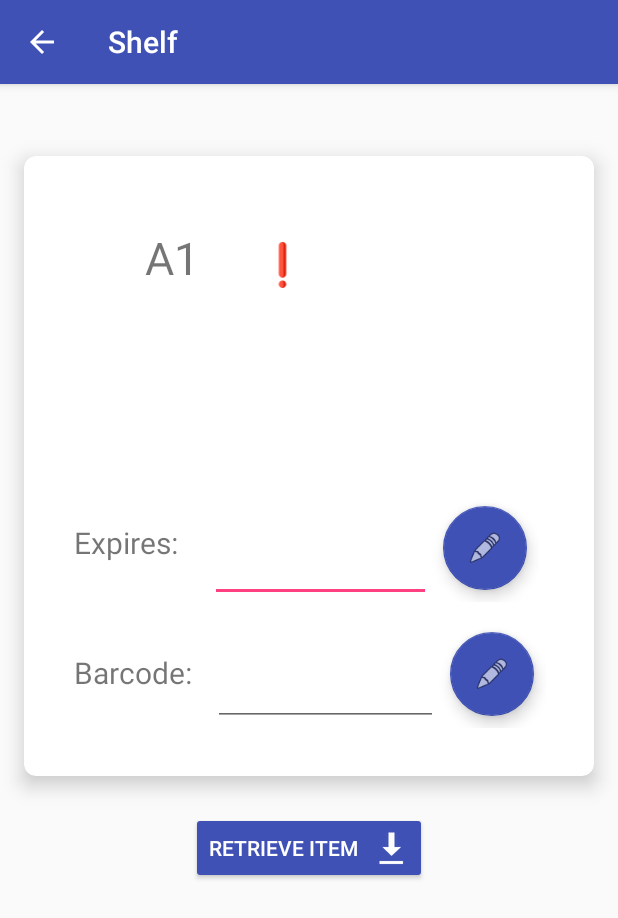
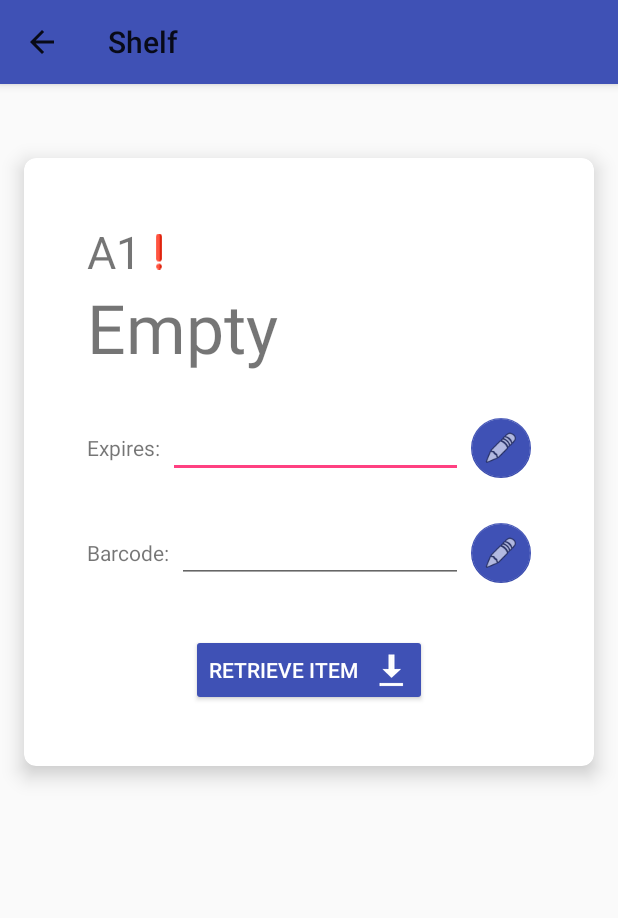
Before and after one commit to Ojasvi-Jalal/SystemDesignProject-Team2, an Android app: the screen it shows after launch (ShelfActivity), after a tap on "A1", on a phone screen of 412 x 824 dp. Shown: the top 918 px of the screen. Run offline under Robolectric (Android 15) with nearby library versions, the light colour scheme and no system bars; libraries missing offline, so code that uses them is left out: org.jetbrains.anko.

Commit message:
Design refinements

```diff
--- a/android-app/app/src/main/java/com/example/ojasvi/roboreachapp/MainActivity.kt
+++ b/android-app/app/src/main/java/com/example/ojasvi/roboreachapp/MainActivity.kt
@@ -7,6 +7,7 @@ import android.support.v7.widget.CardView
 import android.support.v7.widget.LinearLayoutManager
 import android.support.v7.widget.RecyclerView
 import android.support.v4.app.ActivityOptionsCompat
+import android.widget.TextView
 
 
 class MainActivity : AppCompatActivity() {
@@ -26,7 +27,7 @@ class MainActivity : AppCompatActivity() {
         setContentView(R.layout.card_shelves)
         supportActionBar?.title = "RoboReach"
 
-        val a1CardView = findViewById<CardView>(R.id.card)
+        val a1CardView = findViewById<CardView>(R.id.a1_card)
         val a2CardView = findViewById<CardView>(R.id.a2_card)
         val a3CardView = findViewById<CardView>(R.id.a3_card)
         val b1CardView = findViewById<CardView>(R.id.b1_card)
@@ -87,5 +88,9 @@ class MainActivity : AppCompatActivity() {
 
     }
 
+    fun displayShelfInfo() {
+        val a1_id = findViewById<TextView>(R.id.a1_id)
+    }
+
 
 }
--- a/android-app/app/src/main/java/com/example/ojasvi/roboreachapp/ShelfActivity.kt
+++ b/android-app/app/src/main/java/com/example/ojasvi/roboreachapp/ShelfActivity.kt
@@ -1,14 +1,15 @@
 package com.example.ojasvi.roboreachapp
 
-import android.content.Intent
 import android.support.v7.app.AppCompatActivity
 import android.os.Bundle
 import android.view.MenuItem
-import android.widget.Button
 import android.widget.EditText
 import android.support.design.widget.FloatingActionButton
+import android.widget.Button
 import android.widget.TextView
+import org.jetbrains.anko.indeterminateProgressDialog
 import java.time.format.DateTimeFormatter
+import java.util.*
 
 class ShelfActivity : AppCompatActivity() {
 
@@ -22,6 +23,18 @@ class ShelfActivity : AppCompatActivity() {
 
         getShelfData()
 
+        val retrieveButton = findViewById<Button>(R.id.retrieveButton)
+        retrieveButton.setOnClickListener {
+        val progress = indeterminateProgressDialog("Scanning item...")
+            progress.show()
+            progress.setCancelable(false)
+            Timer().schedule(object : TimerTask() {
+                override fun run() {
+                    progress.dismiss()
+                }
+            }, 3000) // fake 3sec delay
+
+        }
 
         // Edit button trigger
         val editButton1 = findViewById<FloatingActionButton>(R.id.editButton1)
@@ -49,7 +62,10 @@ class ShelfActivity : AppCompatActivity() {
         val barcode: EditText = findViewById(R.id.barcode)
 
         shelfName.text = shelf.name
-        itemTitle.text = item?.title
+        when (item) {
+            null -> itemTitle.text = "Empty"
+            else -> itemTitle.text = item.title
+        }
         expirationDate.setText(item?.expiration?.format(DateTimeFormatter.ISO_LOCAL_DATE))
         barcode.setText(item?.barcode)
 
--- a/android-app/app/src/main/res/layout/activity_shelf.xml
+++ b/android-app/app/src/main/res/layout/activity_shelf.xml
@@ -7,7 +7,7 @@
     android:layout_height="match_parent">
 
     <android.support.v7.widget.CardView
-        android:id="@+id/card"
+        android:id="@+id/a1_card"
         android:layout_width="0dp"
         android:layout_height="wrap_content"
         android:layout_columnWeight="1"
@@ -27,11 +27,10 @@
             android:layout_width="match_parent"
             android:layout_height="wrap_content"
             android:layout_marginBottom="32dp"
-            android:layout_marginTop="32dp"
             android:layout_marginEnd="32dp"
             android:layout_marginStart="32dp"
+            android:layout_marginTop="32dp"
             android:orientation="vertical"
-            android:paddingLeft="1dp"
             app:layout_constraintBottom_toBottomOf="parent"
             app:layout_constraintEnd_toEndOf="parent"
             app:layout_constraintStart_toStartOf="parent"
@@ -39,61 +38,62 @@
             app:layout_constraintVertical_bias="0.13999999">
 
             <LinearLayout
-                android:layout_width="178dp"
-                android:layout_height="136dp"
+                android:layout_width="match_parent"
+                android:layout_height="wrap_content"
                 android:orientation="vertical"
-                android:padding="15dp">
+                android:padding="10dp">
 
                 <LinearLayout
-                    android:layout_width="match_parent"
+                    android:layout_width="wrap_content"
                     android:layout_height="wrap_content"
                     android:orientation="horizontal">
 
                     <TextView
                         android:id="@+id/name"
-                        android:layout_width="199dp"
+                        android:layout_width="wrap_content"
                         android:layout_height="wrap_content"
                         android:layout_weight="1"
                         android:gravity="center_vertical|center_horizontal"
                         android:text="A3"
+                        android:textAlignment="viewStart"
                         android:textSize="30sp" />
 
                     <ImageView
                         android:id="@+id/warn"
-                        android:layout_width="match_parent"
+                        android:layout_width="wrap_content"
                         android:layout_height="match_parent"
                         android:layout_weight="1"
-                        android:paddingTop="10sp"
                         android:visibility="visible"
                         app:srcCompat="@drawable/ic_exclamation" />
                 </LinearLayout>
 
                 <TextView
                     android:id="@+id/title"
-                    android:layout_width="148dp"
-                    android:layout_height="66dp"
+                    android:layout_width="match_parent"
+                    android:layout_height="match_parent"
+                    android:layout_marginBottom="10dp"
                     android:autoSizeTextType="uniform"
                     android:gravity="center_vertical|fill_vertical|center_horizontal"
                     android:text="Jam"
-                    android:textSize="50sp" />
+                    android:textAlignment="viewStart"
+                    android:textSize="45sp" />
             </LinearLayout>
 
             <LinearLayout
-                android:layout_width="310dp"
+                android:layout_width="match_parent"
                 android:layout_height="wrap_content"
-                android:layout_marginTop="50dp"
                 android:layout_weight="1"
-                android:orientation="horizontal">
+                android:orientation="horizontal"
+                android:padding="10dp">
 
                 <TextView
                     android:id="@+id/textView6"
-                    android:layout_width="176dp"
+                    android:layout_width="wrap_content"
                     android:layout_height="match_parent"
-                    android:layout_weight="1"
                     android:gravity="center_vertical"
                     android:text="Expires:"
                     android:textAlignment="textStart"
-                    android:textSize="20sp"
+                    android:textSize="14sp"
                     tools:ignore="RtlCompat"
                     tools:layout_editor_absoluteX="36dp"
                     tools:layout_editor_absoluteY="117dp" />
@@ -102,25 +102,23 @@
                     android:id="@+id/expiry"
                     android:layout_width="wrap_content"
                     android:layout_height="match_parent"
+                    android:layout_marginLeft="5dp"
+                    android:layout_marginRight="5dp"
                     android:layout_weight="1"
                     android:editable="false"
                     android:ems="10"
-                    android:inputType="none"
+                    android:paddingTop="5dp"
                     android:text="14/02/2019"
-                    android:textSize="20sp" />
+                    android:textSize="14sp" />
 
                 <android.support.design.widget.FloatingActionButton
                     android:id="@+id/editButton1"
                     android:layout_width="wrap_content"
                     android:layout_height="wrap_content"
-                    android:layout_marginBottom="8dp"
-                    android:layout_marginEnd="8dp"
-                    android:layout_marginRight="1dp"
-                    android:layout_marginStart="8dp"
-                    android:layout_marginTop="15dp"
                     android:clickable="true"
                     app:backgroundTint="@color/colorPrimary"
-                    app:fabSize="auto"
+                    app:elevation="0dp"
+                    app:fabSize="mini"
                     app:layout_constraintBottom_toBottomOf="parent"
                     app:layout_constraintEnd_toEndOf="parent"
                     app:layout_constraintHorizontal_bias="0.92"
@@ -134,48 +132,44 @@
 
             <LinearLayout
                 android:layout_width="match_parent"
-                android:layout_height="match_parent"
+                android:layout_height="wrap_content"
                 android:layout_marginTop="10dp"
-                android:orientation="horizontal">
+                android:orientation="horizontal"
+                android:padding="10dp">
 
                 <TextView
                     android:id="@+id/textView7"
-                    android:layout_width="155dp"
+                    android:layout_width="wrap_content"
                     android:layout_height="match_parent"
-                    android:layout_weight="1"
                     android:gravity="center_vertical"
                     android:text="Barcode:"
                     android:textAlignment="textStart"
-                    android:textSize="20sp"
+                    android:textSize="14sp"
                     tools:ignore="RtlCompat"
                     tools:layout_editor_absoluteX="36dp"
-
                     tools:layout_editor_absoluteY="117dp" />
 
                 <EditText
                     android:id="@+id/barcode"
-                    android:layout_width="wrap_content"
+                    android:layout_width="0dp"
                     android:layout_height="match_parent"
-                    android:layout_marginBottom="1dp"
+                    android:layout_marginLeft="5dp"
+                    android:layout_marginRight="5dp"
                     android:layout_weight="1"
                     android:editable="false"
                     android:ems="10"
-                    android:inputType="none"
-                    android:text="9781234567897" />
+                    android:paddingTop="5dp"
+                    android:text="9781234567897"
+                    android:textSize="14sp" />
 
                 <android.support.design.widget.FloatingActionButton
                     android:id="@+id/editButton2"
                     android:layout_width="wrap_content"
                     android:layout_height="wrap_content"
-                    android:layout_marginBottom="8dp"
-                    android:layout_marginEnd="8dp"
-                    android:layout_marginLeft="1dp"
-                    android:layout_marginStart="8dp"
-                    android:layout_marginTop="10dp"
                     android:clickable="true"
-                    android:paddingRight="1dp"
                     app:backgroundTint="@color/colorPrimary"
-                    app:fabSize="auto"
+                    app:elevation="0dp"
+                    app:fabSize="mini"
                     app:layout_constraintBottom_toBottomOf="parent"
                     app:layout_constraintEnd_toEndOf="parent"
                     app:layout_constraintHorizontal_bias="0.92"
@@ -185,29 +179,32 @@
                     app:srcCompat="@android:drawable/ic_menu_edit" />
 
             </LinearLayout>
-        </LinearLayout>
-
-    </android.support.v7.widget.CardView>
-
 
             <Button
                 android:id="@+id/retrieveButton"
                 style="@android:style/Widget.Material.Button.Colored"
                 android:layout_width="wrap_content"
                 android:layout_height="wrap_content"
+                android:layout_gravity="center"
                 android:layout_marginBottom="8dp"
                 android:layout_marginTop="24dp"
+                android:layout_weight="1"
                 android:backgroundTint="@color/colorPrimary"
+                android:drawableEnd="@android:drawable/stat_sys_download_done"
                 android:drawablePadding="10dp"
-        android:drawableRight="@android:drawable/stat_sys_download_done"
-        android:gravity="left|center"
                 android:text="Retrieve item"
                 app:layout_constraintBottom_toBottomOf="parent"
                 app:layout_constraintEnd_toEndOf="parent"
+                app:layout_constraintHorizontal_bias="0.502"
                 app:layout_constraintStart_toStartOf="parent"
-        app:layout_constraintTop_toBottomOf="@+id/card"
+                app:layout_constraintTop_toBottomOf="@+id/a1_card"
                 app:layout_constraintVertical_bias="0.0"
                 tools:layout_conversion_absoluteHeight="48dp"
                 tools:layout_conversion_absoluteWidth="123dp" />
 
+        </LinearLayout>
+
+    </android.support.v7.widget.CardView>
+
+
 </android.support.constraint.ConstraintLayout>
--- a/android-app/app/src/main/res/values/strings.xml
+++ b/android-app/app/src/main/res/values/strings.xml
@@ -1,4 +1,6 @@
 <resources>
     <string name="app_name">RoboReachApp</string>
-    <string name="transition_string">transition_string</string> % do not remove!
+    <string name="transition_string">transition_string</string>
+    <string name="empty">Empty</string>
+    % do not remove!
 </resources>
--- a/android-app/app/src/main/res/values/styles.xml
+++ b/android-app/app/src/main/res/values/styles.xml
@@ -1,7 +1,7 @@
 <resources>
 
     <!-- Base application theme. -->
-    <style name="AppTheme" parent="Theme.AppCompat.Light.DarkActionBar">
+    <style name="AppTheme" parent="Base.Theme.AppCompat.Light">
         <!-- Customize your theme here. -->
         <item name="colorPrimary">@color/colorPrimary</item>
         <item name="colorPrimaryDark">@color/colorPrimaryDark</item>
--- a/android-app/build.gradle
+++ b/android-app/build.gradle
@@ -1,7 +1,7 @@
 // Top-level build file where you can add configuration options common to all sub-projects/modules.
 
 buildscript {
-    ext.kotlin_version = '1.2.61'
+    ext.kotlin_version = '1.3.10'
     ext.anko_version = '0.10.5'
     repositories {
         mavenLocal()
@@ -10,9 +10,9 @@ buildscript {
         jcenter()
     }
     dependencies {
-        classpath 'com.android.tools.build:gradle:3.1.4'
+        classpath 'com.android.tools.build:gradle:3.3.0'
         classpath "org.jetbrains.kotlin:kotlin-gradle-plugin:$kotlin_version"
-        classpath 'com.google.gms:google-services:4.1.0'
+        classpath 'com.google.gms:google-services:4.2.0'
         // NOTE: Do not place your application dependencies here; they belong
         // in the individual module build.gradle files
         classpath 'com.google.gms:google-services:4.2.0'
```
Also changed, not shown: android-app/app/build.gradle (+13 -11 lines), android-app/app/src/main/res/layout/card_shelves.xml (+20 -20 lines), android-app/gradle/wrapper/gradle-wrapper.properties, 1 other file. Lines whose indentation alone changed are shown as unchanged.
